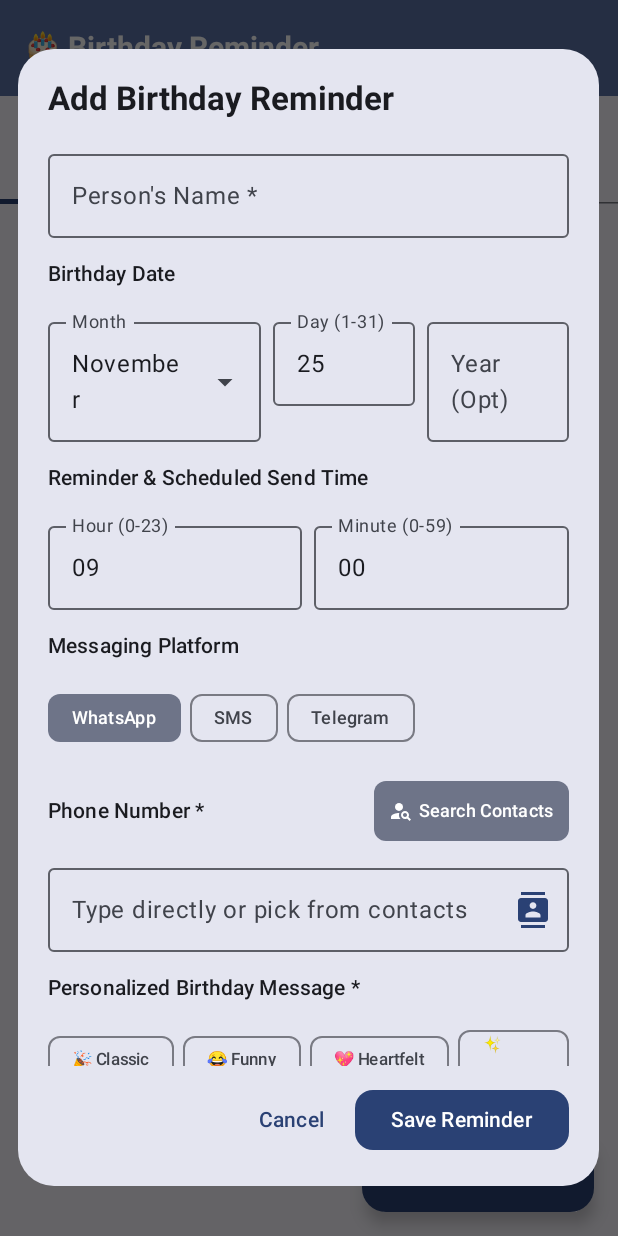
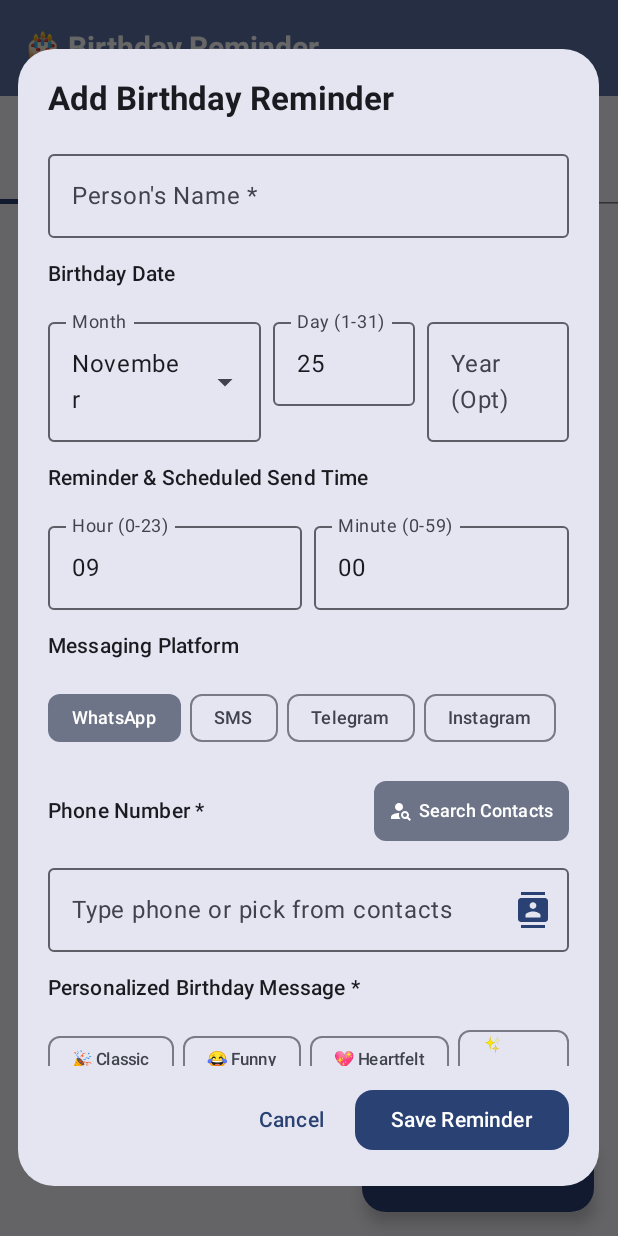
Before and after one commit to shashank2006-ss/birthday-reminder-android, an Android app built with Jetpack Compose: the screen it shows after launch (MainActivity), after a tap on "Add First Birthday", on a phone screen of 412 x 824 dp. Run offline under Robolectric (Android 15) with nearby library versions, the phone set to English and light mode, and no system bars.

Commit message:
Add Instagram support and configure platform-specific contact picker rules

```diff
--- a/app/src/main/AndroidManifest.xml
+++ b/app/src/main/AndroidManifest.xml
@@ -19,6 +19,7 @@
         <package android:name="com.whatsapp" />
         <package android:name="com.whatsapp.w4b" />
         <package android:name="org.telegram.messenger" />
+        <package android:name="com.instagram.android" />
         <intent>
             <action android:name="android.intent.action.VIEW" />
             <data android:scheme="https" />
--- a/app/src/main/java/com/birthdayreminder/app/data/model/SocialPlatform.kt
+++ b/app/src/main/java/com/birthdayreminder/app/data/model/SocialPlatform.kt
@@ -6,5 +6,6 @@ enum class SocialPlatform(
 ) {
     WHATSAPP("WhatsApp", "Opens WhatsApp with pre-filled message (1-tap send)"),
     SMS("SMS", "Direct background SMS or SMS app"),
-    TELEGRAM("Telegram", "Opens Telegram chat directly")
+    TELEGRAM("Telegram", "Opens Telegram chat directly via handle or phone"),
+    INSTAGRAM("Instagram", "Opens Instagram DM directly via handle")
 }
--- a/app/src/main/java/com/birthdayreminder/app/ui/components/AddEditPersonDialog.kt
+++ b/app/src/main/java/com/birthdayreminder/app/ui/components/AddEditPersonDialog.kt
@@ -272,17 +272,29 @@ fun AddEditPersonDialog(
                     }
 
                     // Phone Number / Handle & Device Contact Picker
+                    val showContactPicker = selectedPlatform != SocialPlatform.INSTAGRAM
+                    val fieldLabel = when (selectedPlatform) {
+                        SocialPlatform.WHATSAPP, SocialPlatform.SMS -> "Phone Number *"
+                        SocialPlatform.TELEGRAM -> "Telegram Handle or Phone Number *"
+                        SocialPlatform.INSTAGRAM -> "Instagram Handle *"
+                    }
+                    val fieldPlaceholder = when (selectedPlatform) {
+                        SocialPlatform.WHATSAPP, SocialPlatform.SMS -> "Type phone or pick from contacts"
+                        SocialPlatform.TELEGRAM -> "Type @username or pick from contacts"
+                        SocialPlatform.INSTAGRAM -> "Enter @handle (handle only)"
+                    }
+
                     Row(
                         modifier = Modifier.fillMaxWidth(),
                         horizontalArrangement = Arrangement.SpaceBetween,
                         verticalAlignment = Alignment.CenterVertically
                     ) {
                         Text(
-                            text = if (selectedPlatform == SocialPlatform.TELEGRAM) "Telegram Username *" else "Phone Number *",
+                            text = fieldLabel,
                             style = MaterialTheme.typography.labelLarge,
                             fontWeight = FontWeight.SemiBold
                         )
-                        if (selectedPlatform != SocialPlatform.TELEGRAM) {
+                        if (showContactPicker) {
                             FilledTonalButton(
                                 onClick = { contactPickerLauncher.launch(null) },
                                 shape = RoundedCornerShape(8.dp),
@@ -302,14 +314,9 @@ fun AddEditPersonDialog(
                     OutlinedTextField(
                         value = phoneNumber,
                         onValueChange = { phoneNumber = it },
-                        placeholder = {
-                            Text(
-                                if (selectedPlatform == SocialPlatform.TELEGRAM) "@username"
-                                else "Type directly or pick from contacts"
-                            )
-                        },
+                        placeholder = { Text(fieldPlaceholder) },
                         trailingIcon = {
-                            if (selectedPlatform != SocialPlatform.TELEGRAM) {
+                            if (showContactPicker) {
                                 IconButton(onClick = { contactPickerLauncher.launch(null) }) {
                                     Icon(
                                         imageVector = Icons.Default.Contacts,
@@ -321,7 +328,10 @@ fun AddEditPersonDialog(
                         },
                         singleLine = true,
                         keyboardOptions = KeyboardOptions(
-                            keyboardType = if (selectedPlatform == SocialPlatform.TELEGRAM) KeyboardType.Text else KeyboardType.Phone
+                            keyboardType = when (selectedPlatform) {
+                                SocialPlatform.WHATSAPP, SocialPlatform.SMS -> KeyboardType.Phone
+                                SocialPlatform.TELEGRAM, SocialPlatform.INSTAGRAM -> KeyboardType.Text
+                            }
                         ),
                         modifier = Modifier.fillMaxWidth()
                     )
--- a/app/src/main/java/com/birthdayreminder/app/ui/components/PersonCard.kt
+++ b/app/src/main/java/com/birthdayreminder/app/ui/components/PersonCard.kt
@@ -47,6 +47,7 @@ fun PersonCard(
         SocialPlatform.WHATSAPP -> WhatsAppGreen
         SocialPlatform.SMS -> SmsPurple
         SocialPlatform.TELEGRAM -> TelegramBlue
+        SocialPlatform.INSTAGRAM -> Color(0xFFE1306C)
     }
 
     ElevatedCard(
--- a/app/src/main/java/com/birthdayreminder/app/ui/components/QuickSendDialog.kt
+++ b/app/src/main/java/com/birthdayreminder/app/ui/components/QuickSendDialog.kt
@@ -30,6 +30,7 @@ fun QuickSendDialog(
         SocialPlatform.WHATSAPP -> WhatsAppGreen
         SocialPlatform.SMS -> SmsPurple
         SocialPlatform.TELEGRAM -> TelegramBlue
+        SocialPlatform.INSTAGRAM -> Color(0xFFE1306C)
     }
 
     Dialog(onDismissRequest = onDismiss) {
```
Also changed, not shown: app/src/main/java/com/birthdayreminder/app/service/MessagingHelper.kt (+34 -0 lines).
